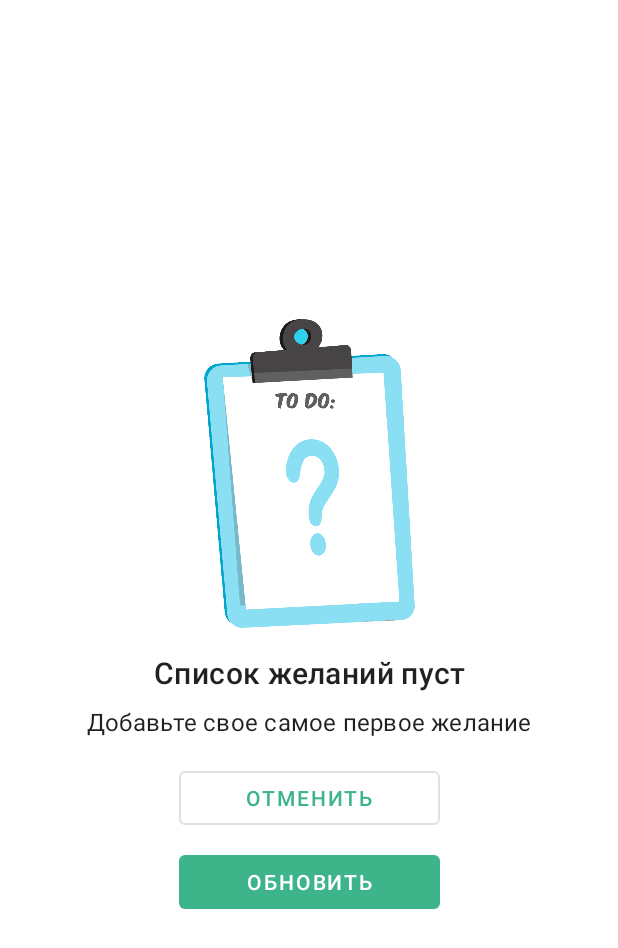
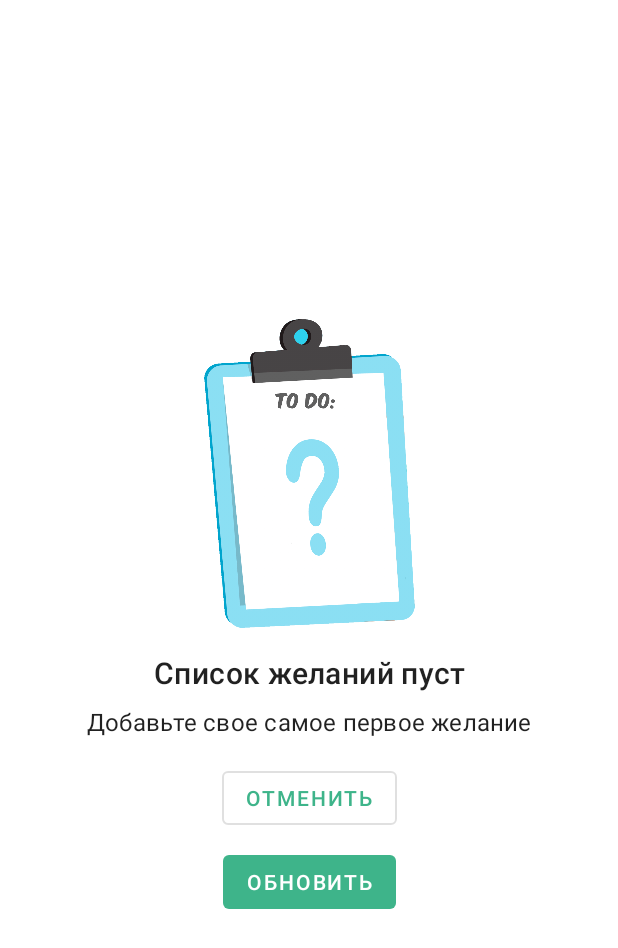
Before and after one commit to RasM24/App-Econom, an Android app: the layout stub_fragment.xml on its own in the app's theme, with its tools: preview values and no code run, on a phone screen of 412 x 824 dp. Shown: the top 948 px of the screen. Run offline under Robolectric (Android 15) with nearby library versions, the phone set to English and light mode, and no system bars.

Commit message:
[feature-wishes] Немного поправил дизайн

```diff
--- a/component.design/src/main/res/values/colors.xml
+++ b/component.design/src/main/res/values/colors.xml
@@ -12,7 +12,7 @@
 
 	<color name="titleColor">#DDD</color>
 
-	<color name="dividerMainColor">#DDD</color>
+	<color name="dividerMainColor">#EEE</color>
 	<color name="dividerShadowColor">#AAA</color>
 
 	<color name="colorMint">#8BDABE</color>
--- a/feature.stub/src/main/res/layout/stub_fragment.xml
+++ b/feature.stub/src/main/res/layout/stub_fragment.xml
@@ -52,7 +52,7 @@
 	<Button
 		android:id="@+id/secondaryButton"
 		style="@style/Widget.MaterialComponents.Button.OutlinedButton"
-		android:layout_width="0dp"
+		android:layout_width="wrap_content"
 		android:layout_height="wrap_content"
 		android:layout_marginStart="16dp"
 		android:layout_marginTop="8dp"
@@ -66,7 +66,7 @@
 	<Button
 		android:id="@+id/mainButton"
 		style="@style/Widget.MaterialComponents.Button.UnelevatedButton"
-		android:layout_width="0dp"
+		android:layout_width="wrap_content"
 		android:layout_height="wrap_content"
 		android:layout_marginStart="16dp"
 		android:layout_marginTop="8dp"
```
